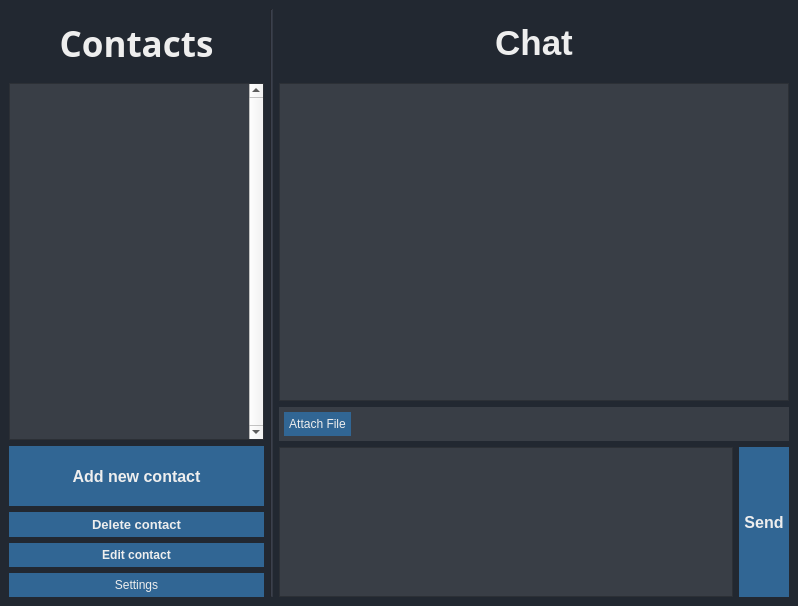
sadowicz/p2p_communicator, file p2p_comunicator/app/mainwindow.ui: the form before one commit.
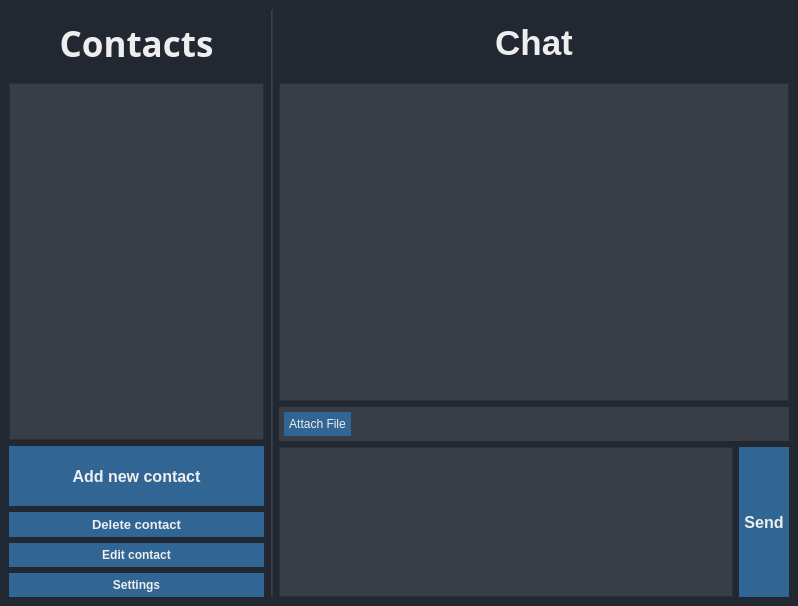
The form after the commit.

Commit message: added styles to all windows

The edit to the form file:
```diff
--- a/p2p_comunicator/app/mainwindow.ui
+++ b/p2p_comunicator/app/mainwindow.ui
@@ -14,9 +14,21 @@
    <string>P2P Communicator</string>
   </property>
   <property name="styleSheet">
-   <string notr="true">QMainWindow{
+   <string notr="true">*{
 	background-color: #222831;
+	color: #eee;
+	
+}
 
+QLineEdit{
+	outline: none;
+	background-color: #393e46;
+	border: 1px solid #4a4f57;
+	border-radius: 0;
+}
+
+QLineEdit:focus{
+	border: 1px solid #5b5f68;
 }
 
 QPushButton{
@@ -162,7 +174,7 @@
 </string>
           </property>
           <property name="verticalScrollBarPolicy">
-           <enum>Qt::ScrollBarAlwaysOn</enum>
+           <enum>Qt::ScrollBarAsNeeded</enum>
           </property>
           <property name="iconSize">
            <size>
@@ -239,6 +251,12 @@
         </item>
         <item>
          <widget class="QPushButton" name="pbSettings">
+          <property name="font">
+           <font>
+            <weight>75</weight>
+            <bold>true</bold>
+           </font>
+          </property>
           <property name="cursor">
            <cursorShape>PointingHandCursor</cursorShape>
           </property>
```
Left out of the diff: 8 changed lines with no effect on the pictures. The commit also changes 2 other files.
